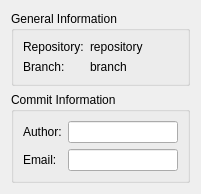
First picture: the form in src/plugins/git/gitsubmitpanel.ui, repository qt-creator/qt-creator, before the edit.
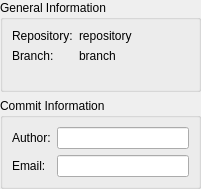
Second picture: the form after the edit.

Diff of the .ui file:
```diff
--- a/src/plugins/git/gitsubmitpanel.ui
+++ b/src/plugins/git/gitsubmitpanel.ui
@@ -11,6 +11,9 @@
    </rect>
   </property>
   <layout class="QVBoxLayout" name="verticalLayout">
+   <property name="margin">
+    <number>0</number>
+   </property>
    <item>
     <widget class="QGroupBox" name="infoGroup">
      <property name="title">
```
